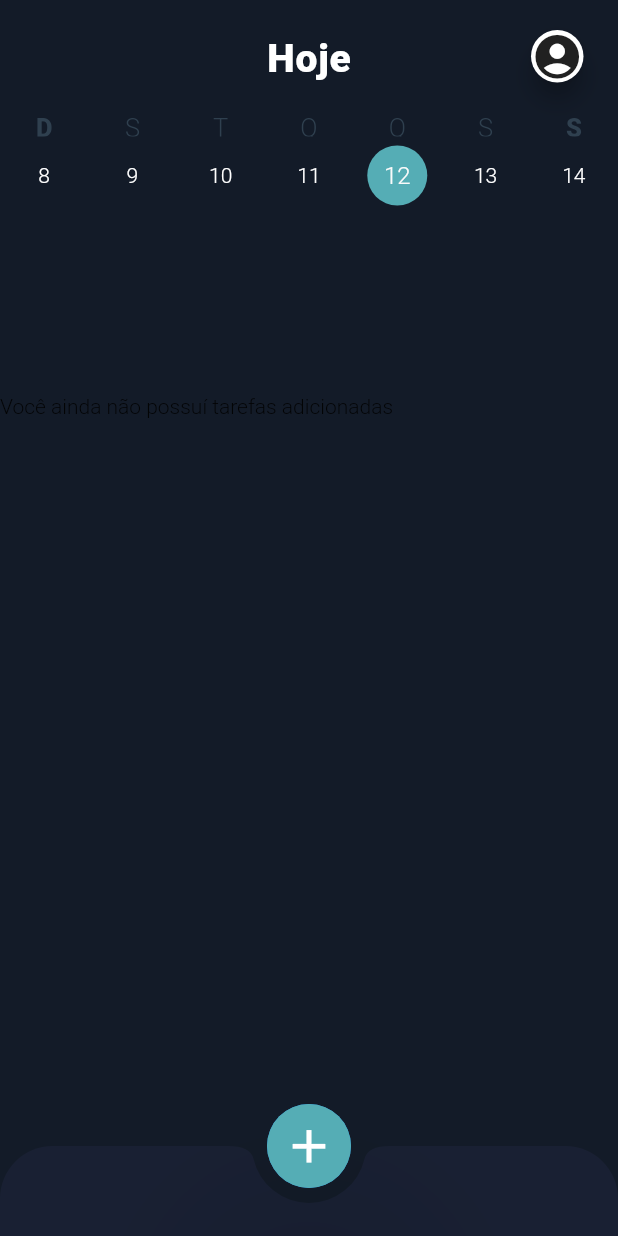
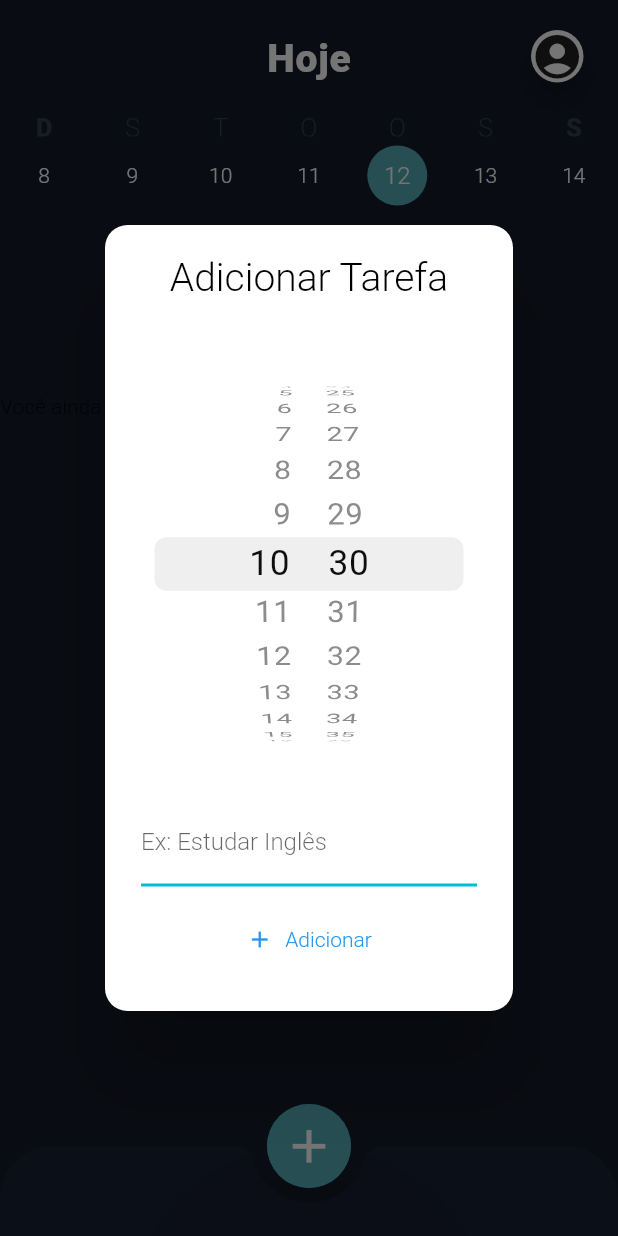
Before and after one commit to hgosouza1/Planner, a Flutter app: the screen it shows after launch, after a tap on the "add" icon, on a phone screen of 412 x 824 dp. Run offline on Flutter 3.47's test engine with Material 2 defaults, Android fonts, the phone set to English and light mode, and no system bars; drawn by our look-alikes of table_calendar; our stand-ins replace flutter_slidable, get, image_picker, shared_preferences; missing offline and left inert: camera_camera; Roboto replaces fonts that are missing (lib/fonts/Roboto-Black.ttf, lib/fonts/Roboto-Bold.ttf, lib/fonts/Roboto-Light.ttf).

Commit message:
Pop-up com a seleção de horário para adição da Tarefa.

```diff
--- a/lib/models/todo.dart
+++ b/lib/models/todo.dart
@@ -1,14 +1,18 @@
+import 'package:flutter/material.dart';
+
 class Todo {
-  Todo({required this.title, required this.dateTime});
+  Todo({required this.title, required this.date, required this.time});
 
   Todo.fromJson(Map<String, dynamic> json)
   // PEGA O JSON QUE RECEBE POR PARÂMETRO E CRIAR O NOVO OBJETIVO TODO
       : title = json['title'],
-        dateTime = DateTime.parse(json['datetime']);
+        date = DateTime.parse(json['datetime']),
+        time = json['time'];
   // CONVERTENDO DE TEXTO PARA DATETIME
 
   String title;
-  DateTime dateTime;
+  DateTime date;
+  TimeOfDay time;
 
   // CRIADA UMA CLASSE QUE ARMAZENA O TÍTULO E O HORÁRIO
 
@@ -16,7 +20,8 @@ class Todo {
     // ARMAZENANDO OS DADOS DA TAREFA EM JSON
     return {
       'title': title,
-      'datetime': dateTime.toIso8601String(),
+      'datetime': date.toIso8601String(),
+      'time': time.toString(),
       // CONVERTER DATA EM TEXTO
     };
   }
--- a/lib/pages/todo_list_page.dart
+++ b/lib/pages/todo_list_page.dart
@@ -1,6 +1,6 @@
 import 'package:camera_camera/camera_camera.dart';
+import 'package:flutter/cupertino.dart';
 import 'package:flutter/material.dart';
-import 'package:flutter_time_picker_spinner/flutter_time_picker_spinner.dart';
 import 'package:get/get.dart';
 import 'package:image_picker/image_picker.dart';
 import 'package:intl/intl.dart';
@@ -26,6 +26,7 @@ class _TodoListPageState extends State<TodoListPage> {
   final CalendarFormat _calendarFormat = CalendarFormat.week;
   DateTime _focusedDay = DateTime.now();
   DateTime _selectedDay = DateTime.now();
+  TimeOfDay? time;
 
   /// FORMATANDO DATA SELECIONADA E O DIA ATUAL
   get _dateNow => DateFormat.yMd().format(_focusedDay);
@@ -73,7 +74,8 @@ class _TodoListPageState extends State<TodoListPage> {
   }
 
   showPreview(file) async {
-    file = await Get.to(() => PreviewPage(
+    file = await Get.to(() =>
+        PreviewPage(
           file: file,
           key: file,
         ));
@@ -225,7 +227,7 @@ class _TodoListPageState extends State<TodoListPage> {
                     children: [
                       for (Todo todo in todos)
                       // PARA CADA LISTA QUE ESTAVA NAS TAREFAS FOI CRIADO UM LISTITLE
-                        if (DateFormat('dd/MM/yyyy').format(todo.dateTime) ==
+                        if (DateFormat('dd/MM/yyyy').format(todo.date) ==
                             DateFormat('dd/MM/yyyy').format(_selectedDay))
                           (TodoListItem(
                             todo: todo,
@@ -249,13 +251,15 @@ class _TodoListPageState extends State<TodoListPage> {
                           'Você ainda não possuí tarefas adicionadas',
                         ),
                       ))
-                    else if (todos.length == 1)
+                    else
+                      if (todos.length == 1)
                         (Expanded(
                           child: Text(
                             'Você possuí ${todos.length} tarefa pendente',
                           ),
                         ))
-                    else if (todos.length > 1)
+                      else
+                        if (todos.length > 1)
                           (Expanded(
                             child: Text(
                               'Você possuí ${todos.length} tarefas pendentes',
@@ -297,7 +301,10 @@ class _TodoListPageState extends State<TodoListPage> {
         ),
         floatingActionButton: FloatingActionButton(
           onPressed: () {
-            hourModal();
+            showDialog(
+              context: context,
+              builder: (BuildContext context) => hourModal(),
+            );
           },
           child: Container(
             width: 60,
@@ -410,8 +417,10 @@ class _TodoListPageState extends State<TodoListPage> {
                   const Color.fromRGBO(85, 173, 181, 1),
                 ),
               ),
-              onPressed: () => Get.to(
-                  () => CameraCamera(onFile: (file) => showPreview(file))),
+              onPressed: () =>
+                  Get.to(
+                          () =>
+                          CameraCamera(onFile: (file) => showPreview(file))),
               icon: const Icon(Icons.camera_alt),
               label: const Padding(
                 padding: EdgeInsets.all(16.0),
@@ -455,30 +464,48 @@ class _TodoListPageState extends State<TodoListPage> {
     );
   }
 
-  /// MODAL PARA ADIÇÃO DE TAREFA
-  void configurationModalBottomSheet(context) {
-    // FUNÇÃO PARA RECURSOS DO BUTTON ADD
-    showModalBottomSheet(
+  /// MODAL PARA ADICIONAR A TAREFA
+  Widget hourModal() {
+    return AlertDialog(
       shape: const RoundedRectangleBorder(
-        borderRadius: BorderRadius.only(
-          topLeft: Radius.circular(40),
-          topRight: Radius.circular(40),
+        borderRadius: BorderRadius.all(
+          Radius.circular(15.0),
         ),
       ),
-      context: context,
-      builder: (BuildContext bc) {
-        return SizedBox(
+      insetPadding: const EdgeInsets.symmetric(horizontal: 70, vertical: 150),
+      content: Flexible(
         child: Column(
-            children: <Widget>[
+          children: [
+            const Text(
+              'Adicionar Tarefa',
+              style: TextStyle(
+                  fontFamily: "lib/fonts/Roboto-Bold.ttf",
+                  fontSize: 26,
+                  color: Colors.black),
+            ),
+            Container(
+              padding: const EdgeInsets.all(10),
+            ),
+            Flexible(
+              child: CupertinoDatePicker(
+                  mode: CupertinoDatePickerMode.time,
+                  use24hFormat: true,
+                  initialDateTime: _selectedDay,
+                  onDateTimeChanged: (value) {
+                    if (value != null && value != time)
+                      setState(() {
+                        time = value as TimeOfDay?;
+                      });
+                  }
+              ),
+            ),
             SizedBox(
               child: TextField(
                 controller: todoController,
                 decoration: InputDecoration(
                   border: const UnderlineInputBorder(),
-                    labelText: 'Adicione uma tarefa!',
+                  labelText: 'Ex: Estudar Inglês',
                   // TÍTULO DO CAMPO
-                    hintText: 'Ex: Estudar Inglês',
-                    // TEXTO DE EXEMPLO
                   errorText: errorText,
                   focusedBorder: const UnderlineInputBorder(
                     borderSide: BorderSide(
@@ -503,7 +530,8 @@ class _TodoListPageState extends State<TodoListPage> {
                   setState(() {
                     Todo newTodo = Todo(
                       title: text,
-                        dateTime: _selectedDay,
+                      date: _selectedDay,
+                      time: time!,
                     );
                     // CRIANDO UM OBJETO NEW TODO
                     todos.add(newTodo);
@@ -533,7 +561,8 @@ class _TodoListPageState extends State<TodoListPage> {
                   setState(() {
                     Todo newTodo = Todo(
                       title: text,
-                        dateTime: _selectedDay,
+                      date: _selectedDay,
+                      time: time!,
                     );
                     // CRIANDO UM OBJETO NEW TODO
                     todos.add(newTodo);
@@ -551,35 +580,8 @@ class _TodoListPageState extends State<TodoListPage> {
               ),
             ),
           ],
-            mainAxisAlignment: MainAxisAlignment.center,
         ),
-          height: 150.0,
-        );
-      },
-    );
-  }
-
-  /// MODAL PARA SELECIONAR A HORA DA TAREFA
-  Widget hourModal() {
-    return AlertDialog(
-      content: const Text("Selecione a hora"),
-      actions: <Widget>[
-        TimePickerSpinner(
-          is24HourMode: true,
-          normalTextStyle:
-              const TextStyle(fontSize: 24, color: Colors.deepOrange),
-          highlightedTextStyle:
-              const TextStyle(fontSize: 24, color: Colors.yellow),
-          spacing: 50,
-          itemHeight: 80,
-          isForce2Digits: true,
-          onTimeChange: (time) {
-            setState(() {
-              _selectedDay = time;
-            });
-          },
       ),
-      ],
     );
   }
 
@@ -639,7 +641,8 @@ class _TodoListPageState extends State<TodoListPage> {
     // FUNÇÃO PARA CRIAR UMA CAIXA DE ALERTA PARA LIMPAR TUDO
     showDialog(
       context: context,
-      builder: (context) => AlertDialog(
+      builder: (context) =>
+          AlertDialog(
             title: const Text('Limpar tudo?'),
             content:
             const Text('Você tem certeza que deseja apagar todas as tarefas?'),
--- a/lib/widgets/todo_list_item.dart
+++ b/lib/widgets/todo_list_item.dart
@@ -9,11 +9,11 @@ class TodoListItem extends StatelessWidget {
     required this.todo,
     required this.onDelete,
   }) : super(key: key);
-
-  // O WIDGTE FILHO RECEBEU A FUNÇÃO onDelete POR PARÂMETRO
+  // O WIDGET FILHO RECEBEU A FUNÇÃO onDelete POR PARÂMETRO
 
   final Todo todo;
   final Function(Todo) onDelete;
+  get _date => DateFormat.yMd().format(todo.date);
 
   @override
   Widget build(BuildContext context) {
@@ -37,7 +37,7 @@ class TodoListItem extends StatelessWidget {
               crossAxisAlignment: CrossAxisAlignment.stretch,
               // POSICIONA O TEXTO DA LISTA DE TARAFA NA ESQUERDA E PROPORCIONA A COLUNA DE ACORDO COM O ESPAÇO DE CORRER
               children: [
-                Text(DateFormat('dd/MM/yyyy - HH:mm').format(todo.dateTime),
+                Text('$_date - ' + todo.time.format(context),
                     // ACESSANDO E FORMATANDO A DATA
                     style: const TextStyle(
                       fontSize: 12,
```
Lines whose indentation alone changed are shown as unchanged.
